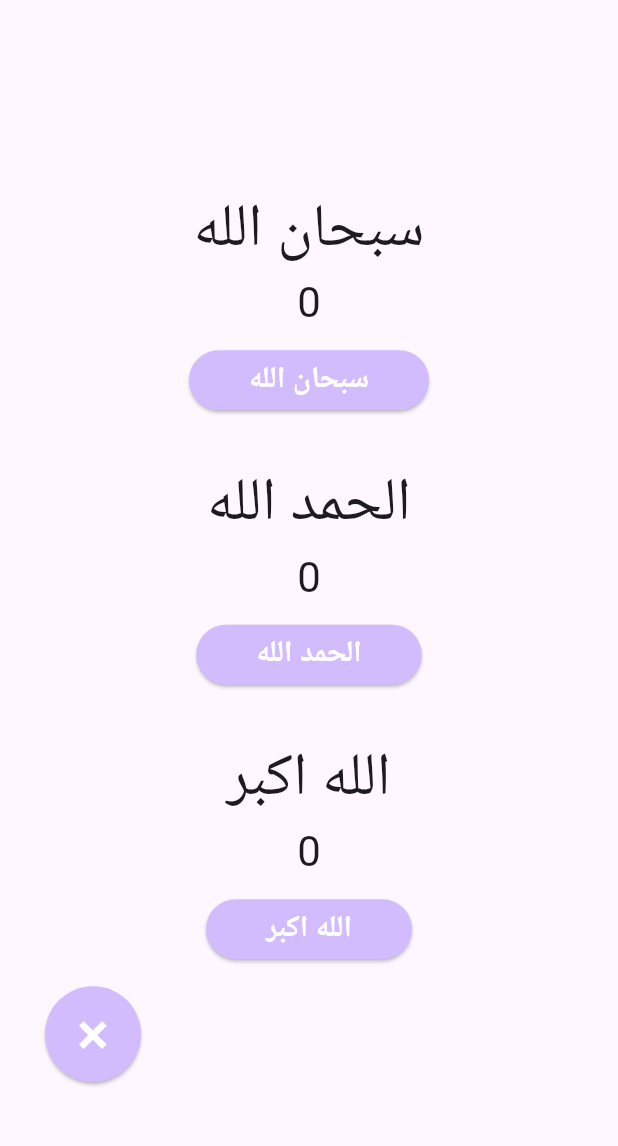
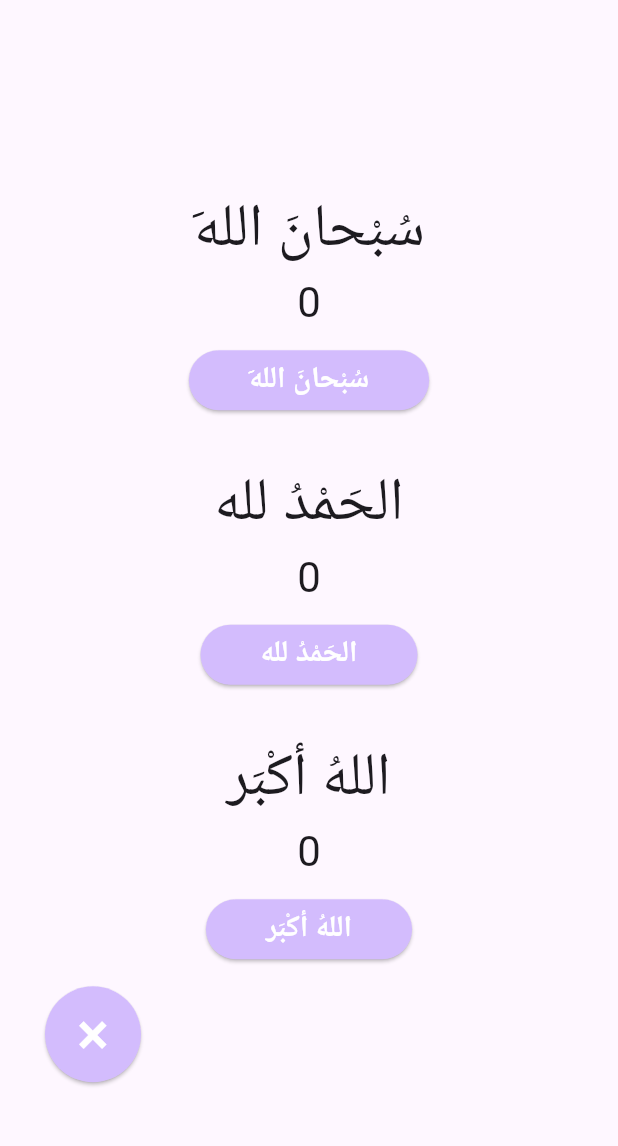
Before and after one commit to HeyamBaatwah/first_flutter_task, a Flutter app: the screen it shows after launch, on a phone screen of 412 x 824 dp, the part 84-1230 px from its top. Run offline on Flutter 3.47's test engine with Material 3 defaults, Android fonts, the phone set to English and light mode, and no system bars.

Commit message:
edit the list of adhkar

```diff
--- a/lib/main.dart
+++ b/lib/main.dart
@@ -37,7 +37,7 @@ class Adhkar {
 }
 
 class _MyHomePageState extends State<MyHomePage> {
-  List<Adhkar> adhkar = [Adhkar('سبحان الله'),Adhkar('الحمد الله'),Adhkar('الله اكبر')];
+  List<Adhkar> adhkar = [Adhkar('ََسُبْحانَ الله'),Adhkar('الحَمْدُ لله'),Adhkar('اللهُ أكْبَر')];
 
   void _incrementCounter(Adhkar dhikr) {
     setState(() {
```
